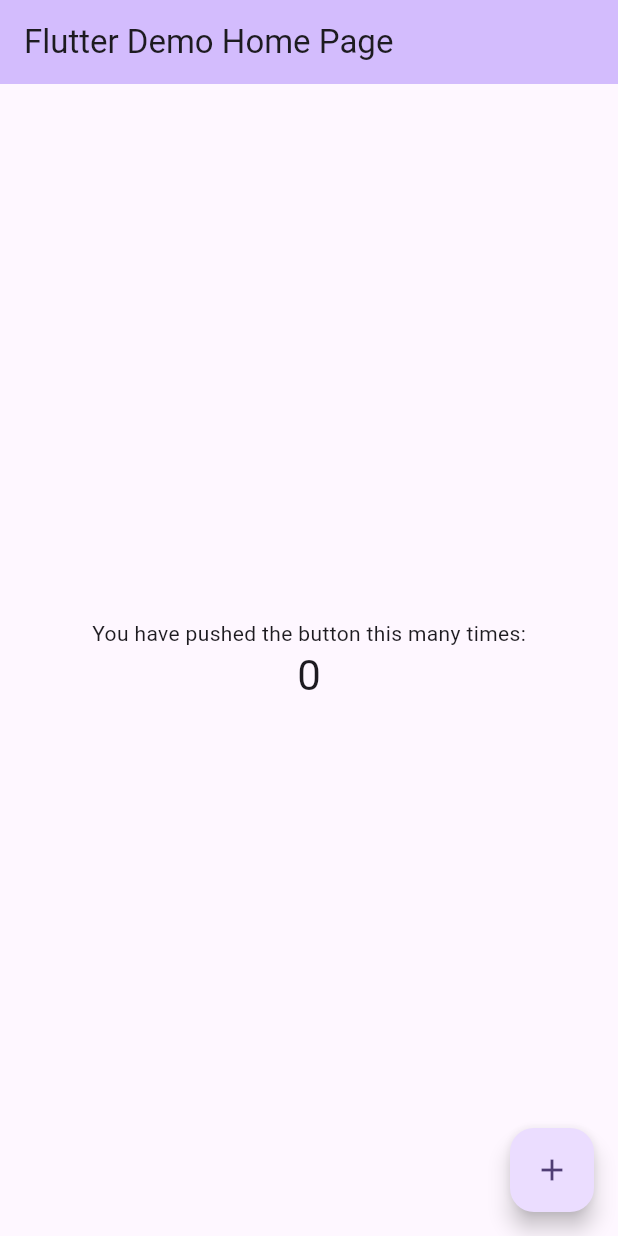
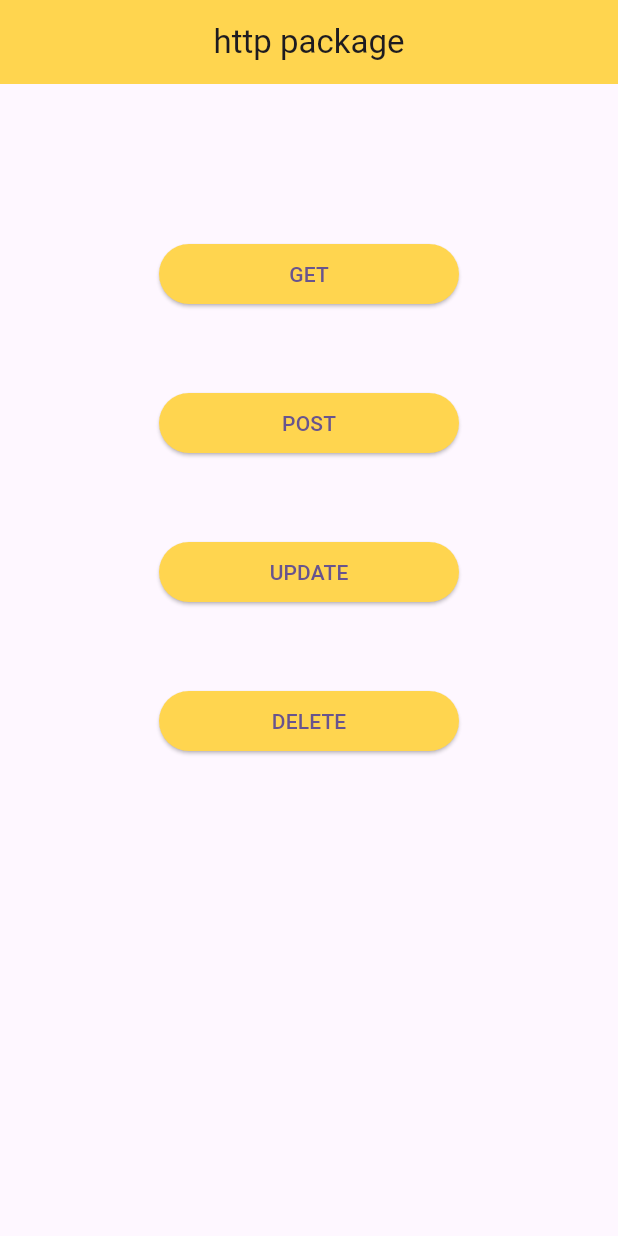
Before and after one commit to azizbekyokhubov1999/network_service__training_fl, a Flutter app: the screen it shows after launch, on a phone screen of 412 x 824 dp. Run offline on Flutter 3.47's test engine with Material 3 defaults, Android fonts, the phone set to English and light mode, and no system bars.

Commit message:
http get, post, put, delete methods are finished

```diff
--- a/analysis_options.yaml
+++ b/analysis_options.yaml
@@ -7,7 +7,7 @@
 
 # The following line activates a set of recommended lints for Flutter apps,
 # packages, and plugins designed to encourage good coding practices.
-include: package:flutter_lints/flutter.yaml
+#include: package:flutter_lints/flutter.yaml
 
 linter:
   # The lint rules applied to this project can be customized in the
--- /dev/null
+++ b/lib/home/home_page.dart
@@ -0,0 +1,133 @@
+import 'package:flutter/material.dart';
+import 'package:networking_service_training_fl/services/network_service.dart';
+
+import '../post.dart';
+
+class HomePage extends StatefulWidget {
+  const HomePage({super.key});
+
+  @override
+  State<HomePage> createState() => _HomePageState();
+}
+
+class _HomePageState extends State<HomePage> {
+  Future<Post?>? post;
+
+  void clickGetButton(){
+    setState(() {
+      post = NetworkService().fetchPost();
+    });
+  }
+
+  void clickDeleteButton(){
+    setState(() {
+      post = NetworkService().deletePost();
+    });
+  }
+
+  void clickPostButton() {
+    setState(() {
+      post = NetworkService().createPost("Top Post", "This is example of post");
+    });
+  }
+
+  void clickUpdateButton() {
+    setState(() {
+      post = NetworkService().updatePost("Updates Post", "New updated example post");
+    });
+  }
+
+
+
+  @override
+  Widget build(BuildContext context) {
+    return Scaffold(
+      appBar: AppBar(
+        title: Center(child: Text("http package")),
+        backgroundColor: Colors.amber[300],
+      ),
+      body: SizedBox(
+        height: 500,
+        width: double.infinity,
+        child: Column(
+          crossAxisAlignment: CrossAxisAlignment.center,
+          mainAxisAlignment: MainAxisAlignment.spaceEvenly,
+          children: [
+            FutureBuilder<Post?>(
+                future: post,
+                builder: (context, snapshot) {
+                  if(snapshot.connectionState == ConnectionState.waiting){
+                    return CircularProgressIndicator();
+                  } else if(snapshot.connectionState == ConnectionState.none){
+                    return Container();
+                  } else {
+                    if(snapshot.hasData){
+                      return buildDataWidget(context, snapshot);
+                    } else if(snapshot.hasError){
+                      return Text("${snapshot.error}");
+                    }else {
+                      return Container();
+                    }
+                  }
+                }),
+            SizedBox(
+              width: 200,
+              child: ElevatedButton(
+                  onPressed: () => clickGetButton(),
+                  child: Text("GET"),
+                style: ElevatedButton.styleFrom(
+                    backgroundColor: Colors.amber[300]
+                ),
+              ),
+            ),
+            SizedBox(
+              width: 200,
+              child: ElevatedButton(
+                  onPressed: () => clickPostButton(),
+                  child: Text("POST"),
+                style: ElevatedButton.styleFrom(
+                  backgroundColor: Colors.amber[300]
+                ),
+              ),
+            ),
+            SizedBox(
+              width: 200,
+              child: ElevatedButton(
+                  onPressed: () => clickUpdateButton(),
+                  child: Text("UPDATE"),
+                style: ElevatedButton.styleFrom(
+                    backgroundColor: Colors.amber[300]
+                ),
+              ),
+            ),
+            SizedBox(
+              width: 200,
+              child: ElevatedButton(
+                  onPressed: () => clickDeleteButton(),
+                  child: Text("DELETE"),
+                style: ElevatedButton.styleFrom(
+                    backgroundColor: Colors.amber[300]
+                ),
+              ),
+            ),
+          ],
+        ),
+      ),
+    );
+  }
+
+  Widget buildDataWidget(context, snapshot) => Column(
+    mainAxisAlignment: MainAxisAlignment.center,
+    crossAxisAlignment: CrossAxisAlignment.center,
+    children: [
+      Padding(
+          padding: EdgeInsets.all(15.0),
+        child: Text(snapshot.data.title),
+      ),
+      Padding(
+        padding: EdgeInsets.all(8.0),
+        child: Text(snapshot.data.description),
+      ),
+    ],
+  );
+}
--- a/lib/main.dart
+++ b/lib/main.dart
@@ -1,4 +1,6 @@
 import 'package:flutter/material.dart';
+
+import 'home/home_page.dart';
 
 void main() {
   runApp(const MyApp());
@@ -7,119 +9,16 @@
 class MyApp extends StatelessWidget {
   const MyApp({super.key});
 
-  // This widget is the root of your application.
   @override
   Widget build(BuildContext context) {
     return MaterialApp(
       title: 'Flutter Demo',
+      debugShowCheckedModeBanner: false,
       theme: ThemeData(
-        // This is the theme of your application.
-        //
-        // TRY THIS: Try running your application with "flutter run". You'll see
-        // the application has a purple toolbar. Then, without quitting the app,
-        // try changing the seedColor in the colorScheme below to Colors.green
-        // and then invoke "hot reload" (save your changes or press the "hot
-        // reload" button in a Flutter-supported IDE, or press "r" if you used
-        // the command line to start the app).
-        //
-        // Notice that the counter didn't reset back to zero; the application
-        // state is not lost during the reload. To reset the state, use hot
-        // restart instead.
-        //
-        // This works for code too, not just values: Most code changes can be
-        // tested with just a hot reload.
         colorScheme: ColorScheme.fromSeed(seedColor: Colors.deepPurple),
         useMaterial3: true,
       ),
-      home: const MyHomePage(title: 'Flutter Demo Home Page'),
+      home: HomePage(),
     );
   }
 }
-
-class MyHomePage extends StatefulWidget {
-  const MyHomePage({super.key, required this.title});
-
-  // This widget is the home page of your application. It is stateful, meaning
-  // that it has a State object (defined below) that contains fields that affect
-  // how it looks.
-
-  // This class is the configuration for the state. It holds the values (in this
-  // case the title) provided by the parent (in this case the App widget) and
-  // used by the build method of the State. Fields in a Widget subclass are
-  // always marked "final".
-
-  final String title;
-
-  @override
-  State<MyHomePage> createState() => _MyHomePageState();
-}
-
-class _MyHomePageState extends State<MyHomePage> {
-  int _counter = 0;
-
-  void _incrementCounter() {
-    setState(() {
-      // This call to setState tells the Flutter framework that something has
-      // changed in this State, which causes it to rerun the build method below
-      // so that the display can reflect the updated values. If we changed
-      // _counter without calling setState(), then the build method would not be
-      // called again, and so nothing would appear to happen.
-      _counter++;
-    });
-  }
-
-  @override
-  Widget build(BuildContext context) {
-    // This method is rerun every time setState is called, for instance as done
-    // by the _incrementCounter method above.
-    //
-    // The Flutter framework has been optimized to make rerunning build methods
-    // fast, so that you can just rebuild anything that needs updating rather
-    // than having to individually change instances of widgets.
-    return Scaffold(
-      appBar: AppBar(
-        // TRY THIS: Try changing the color here to a specific color (to
-        // Colors.amber, perhaps?) and trigger a hot reload to see the AppBar
-        // change color while the other colors stay the same.
-        backgroundColor: Theme.of(context).colorScheme.inversePrimary,
-        // Here we take the value from the MyHomePage object that was created by
-        // the App.build method, and use it to set our appbar title.
-        title: Text(widget.title),
-      ),
-      body: Center(
-        // Center is a layout widget. It takes a single child and positions it
-        // in the middle of the parent.
-        child: Column(
-          // Column is also a layout widget. It takes a list of children and
-          // arranges them vertically. By default, it sizes itself to fit its
-          // children horizontally, and tries to be as tall as its parent.
-          //
-          // Column has various properties to control how it sizes itself and
-          // how it positions its children. Here we use mainAxisAlignment to
-          // center the children vertically; the main axis here is the vertical
-          // axis because Columns are vertical (the cross axis would be
-          // horizontal).
-          //
-          // TRY THIS: Invoke "debug painting" (choose the "Toggle Debug Paint"
-          // action in the IDE, or press "p" in the console), to see the
-          // wireframe for each widget.
-          mainAxisAlignment: MainAxisAlignment.center,
-          children: <Widget>[
-            const Text(
-              'You have pushed the button this many times:',
-            ),
-            Text(
-              '$_counter',
-              style: Theme.of(context).textTheme.headlineMedium,
-            ),
-          ],
-        ),
-      ),
-      floatingActionButton: FloatingActionButton(
-        onPressed: _incrementCounter,
-        tooltip: 'Increment',
-        child: const Icon(Icons.add),
-      ), // This trailing comma makes auto-formatting nicer for build methods.
-    );
-  }
-}
--- /dev/null
+++ b/lib/post.dart
@@ -0,0 +1,20 @@
+class Post {
+  final String userId;
+  final String title;
+  final String description;
+
+  Post({
+    required this.userId,
+    required this.title,
+    required this.description
+});
+
+
+  factory Post.fromJson(Map<String, dynamic> json) => Post(
+      userId: json['userId'],
+      title: json['title'],
+      description: json['description']
+  );
+
+
+}
--- /dev/null
+++ b/lib/services/network_service.dart
@@ -0,0 +1,71 @@
+// https://679b51f433d3168463236fc8.mockapi.io/user
+import 'package:http/http.dart' as http;
+import 'dart:convert';
+import 'dart:async';
+
+import '../post.dart';
+
+class NetworkService {
+
+  // get api from the internet
+  Future<Post> fetchPost() async {
+    final uri = Uri.parse("https://679b51f433d3168463236fc8.mockapi.io/user");
+    final response = await http.get(uri);
+    if(response.statusCode == 200){
+      return Post.fromJson(json.decode(response.body));
+    } else {
+      throw Exception('Failed to load post');
+    }
+  }
+
+  // post data to the backend
+Future<Post> createPost(String title, String description) async {
+    Map<String, dynamic> request = {
+      'title' : title,
+      'description' : description,
+      'userId' : "111"
+    };
+
+    final uri = Uri.parse("https://679b51f433d3168463236fc8.mockapi.io/user");
+    final response = await http.post(uri, body: request);
+
+    if(response.statusCode == 200) {
+      return Post.fromJson(json.decode(response.body));
+    } else {
+      throw Exception('Failed to load post');
+    }
+}
+
+//update data in backend api
+
+Future<Post> updatePost(String title, String description) async {
+    Map<String, dynamic>  request = {
+      'id': "101",
+      'title':title,
+      'description':description,
+      'userId':"111"
+    };
+
+    final uri = Uri.parse("https://679b51f433d3168463236fc8.mockapi.io/user");
+    final response = await http.put(uri, body: request);
+
+    if(response.statusCode == 200){
+      return Post.fromJson(json.decode(response.body));
+    } else {
+      throw Exception('Failed to load post');
+    }
+}
+
+// delete data in backend api
+
+Future<Post?>? deletePost() async {
+    final uri = Uri.parse("https://679b51f433d3168463236fc8.mockapi.io/user");
+    final response = await http.delete(uri);
+
+    if(response.statusCode == 200){
+      return null;
+    } else {
+      throw Exception("Failed to load post");
+    }
+}
+}
```
Also changed, not shown: pubspec.yaml (+5 -36 lines), pubspec.lock.
